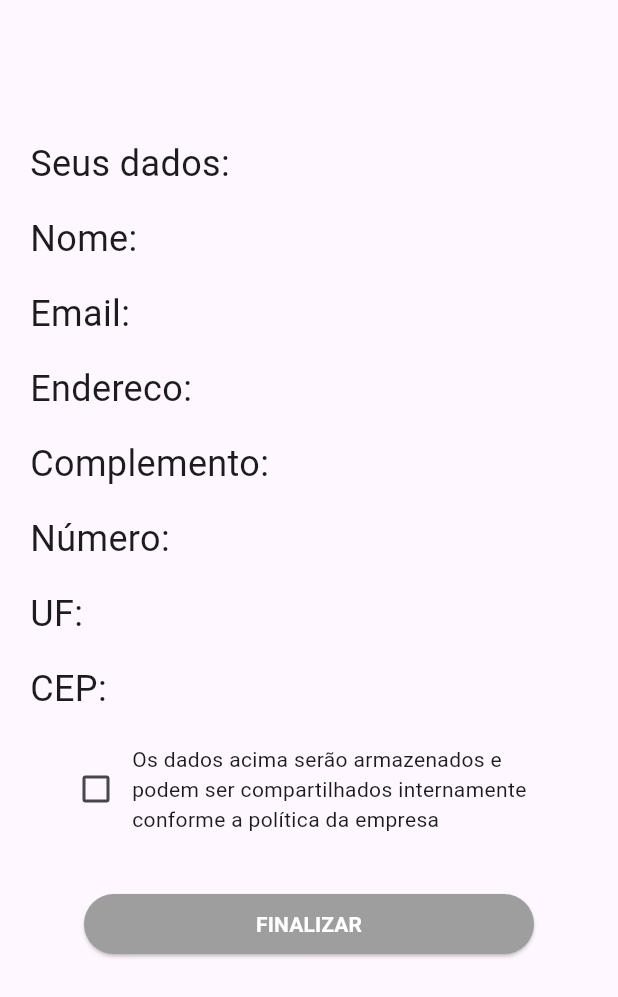
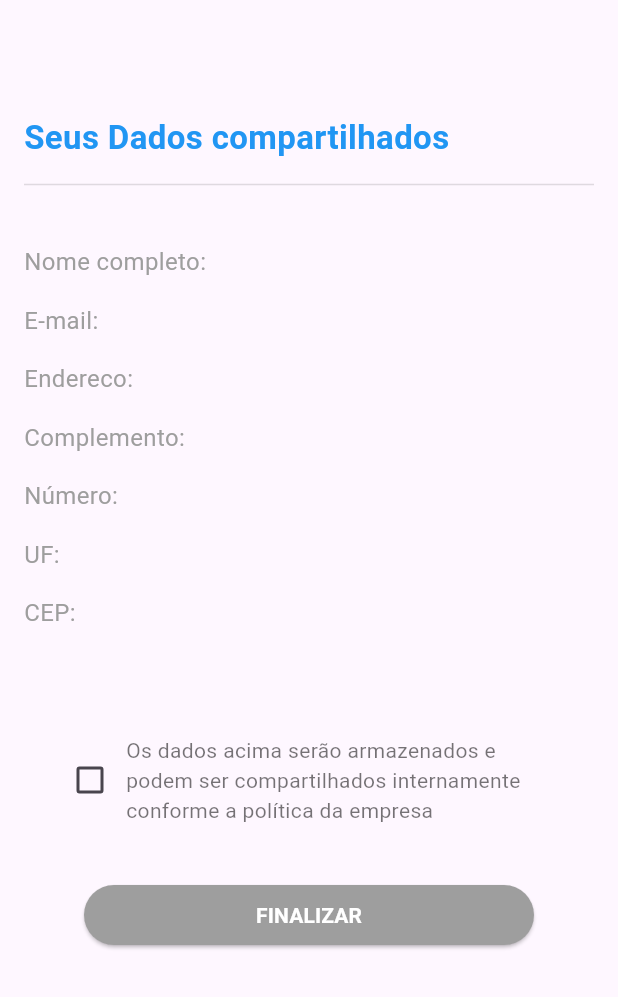
Before and after one commit to ThHenrique/fa-mobile-II, a Flutter app: the TermsSreen screen opened directly with empty values, on a phone screen of 412 x 824 dp. Shown: the top 997 px of the screen. Run offline on Flutter 3.47's test engine with Material 2 defaults, Android fonts, the phone set to English and light mode, and no system bars.

Commit message:
finish term page

```diff
--- a/lib/screens/auth/terms/terms_screen.dart
+++ b/lib/screens/auth/terms/terms_screen.dart
@@ -38,48 +38,79 @@ class TermsState extends State<TermsSreen> {
     return Scaffold(
       appBar: AppBar(),
       body: Container(
-        padding: const EdgeInsets.all(20),
+        padding: const EdgeInsets.symmetric(horizontal: 16, vertical: 20),
         child: Column(crossAxisAlignment: CrossAxisAlignment.start, children: [
-          const SizedBox(height: 16.0),
           const Text(
-            'Seus dados:',
-            style: TextStyle(fontSize: 24.0),
+            'Seus Dados compartilhados',
+            style: TextStyle(
+              fontSize: 22,
+              color: Colors.blue,
+              fontWeight: FontWeight.bold,
+            ),
+          ),
+          const Divider(
+            height: 32,
+            thickness: 1,
+            endIndent: 0,
+            color: Colors.black12,
+          ),
+          const SizedBox(height: 24.0),
+          Text(
+            'Nome completo: ${widget.username}',
+            style: const TextStyle(
+              fontSize: 16,
+              color: Colors.grey,
+            ),
           ),
           const SizedBox(height: 16.0),
           Text(
-            'Nome: ${widget.username}',
-            style: const TextStyle(fontSize: 24.0),
-          ),
-          const SizedBox(height: 16.0),
-          Text(
-            'Email: ${widget.email}',
-            style: const TextStyle(fontSize: 24.0),
+            'E-mail: ${widget.email}',
+            style: const TextStyle(
+              fontSize: 16,
+              color: Colors.grey,
+            ),
           ),
           const SizedBox(height: 16.0),
           Text(
             'Endereco: ${widget.street}',
-            style: const TextStyle(fontSize: 24.0),
+            style: const TextStyle(
+              fontSize: 16,
+              color: Colors.grey,
+            ),
           ),
           const SizedBox(height: 16.0),
           Text(
             'Complemento: ${widget.complement}',
-            style: const TextStyle(fontSize: 24.0),
+            style: const TextStyle(
+              fontSize: 16,
+              color: Colors.grey,
+            ),
           ),
           const SizedBox(height: 16.0),
           Text(
             'Número: ${widget.houseNumber}',
-            style: const TextStyle(fontSize: 24.0),
+            style: const TextStyle(
+              fontSize: 16,
+              color: Colors.grey,
+            ),
           ),
           const SizedBox(height: 16.0),
           Text(
             'UF: ${widget.uf}',
-            style: const TextStyle(fontSize: 24.0),
+            style: const TextStyle(
+              fontSize: 16,
+              color: Colors.grey,
+            ),
           ),
           const SizedBox(height: 16.0),
           Text(
             'CEP: ${widget.zipCode}',
-            style: const TextStyle(fontSize: 24.0),
+            style: const TextStyle(
+              fontSize: 16,
+              color: Colors.grey,
+            ),
           ),
+          const SizedBox(height: 50.0),
           Padding(
             padding: const EdgeInsets.all(20),
             child: Row(
@@ -93,7 +124,13 @@ class TermsState extends State<TermsSreen> {
                   },
                 ),
                 const Expanded(
-                  child: Text('Os dados acima serão armazenados e podem ser compartilhados internamente conforme a política da empresa'),
+                  child: Text(
+                    'Os dados acima serão armazenados e podem ser compartilhados internamente conforme a política da empresa',
+                    style: TextStyle(
+                      fontSize: 14,
+                      color: Colors.black54,
+                    ),
+                  ),
                 ),
               ],
             ),
```
